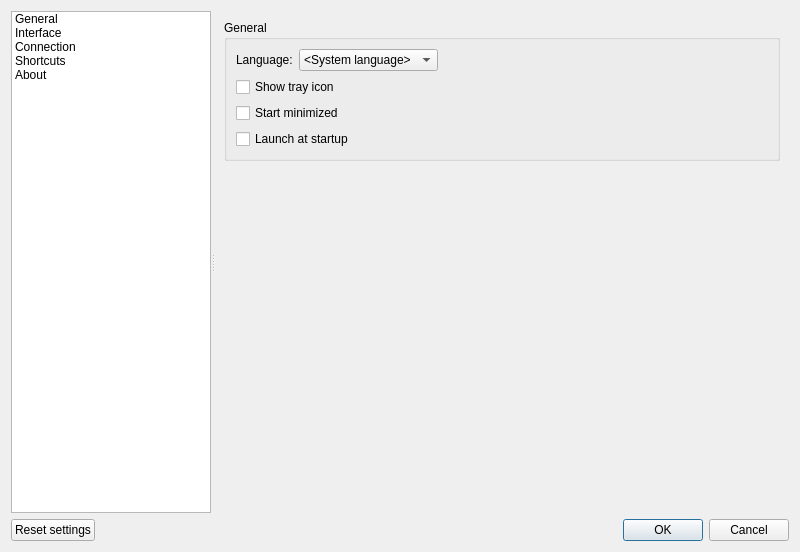
This is src/settingsdialog.ui in Shatur/orson as Qt 5 draws it before an edit. The edited form follows.
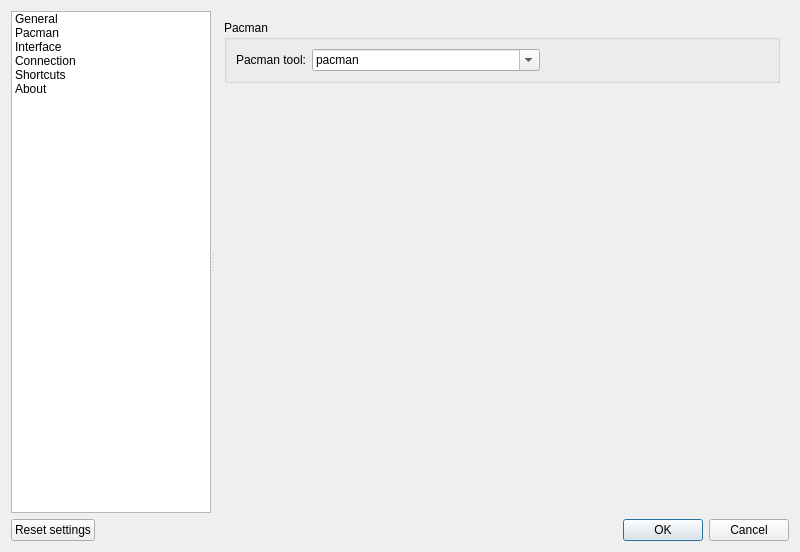
This is the edited form. The open tabs and pages were chosen to show the change. Icons and pictures are not drawn.

Commit message: Add ability to select pacman tool

```diff
--- a/src/settingsdialog.ui
+++ b/src/settingsdialog.ui
@@ -59,6 +59,15 @@
          <normaloff>.</normaloff>.</iconset>
        </property>
       </item>
+      <item>
+       <property name="text">
+        <string>Pacman</string>
+       </property>
+       <property name="icon">
+        <iconset theme="kapman">
+         <normaloff>.</normaloff>.</iconset>
+       </property>
+      </item>
       <item>
        <property name="text">
         <string>Interface</string>
@@ -186,6 +195,74 @@
         </item>
        </layout>
       </widget>
+      <widget class="QWidget" name="pacmanPage">
+       <layout class="QVBoxLayout" name="verticalLayout_8">
+        <item>
+         <widget class="QGroupBox" name="pacmanGroupBox">
+          <property name="title">
+           <string>Pacman</string>
+          </property>
+          <layout class="QVBoxLayout" name="verticalLayout_9">
+           <item>
+            <layout class="QHBoxLayout" name="pacmanToolLayout">
+             <item>
+              <widget class="QLabel" name="pacmanToolLabel">
+               <property name="text">
+                <string>Pacman tool:</string>
+               </property>
+              </widget>
+             </item>
+             <item>
+              <widget class="QComboBox" name="pacmanToolComboBox">
+               <property name="sizePolicy">
+                <sizepolicy hsizetype="MinimumExpanding" vsizetype="Fixed">
+                 <horstretch>0</horstretch>
+                 <verstretch>0</verstretch>
+                </sizepolicy>
+               </property>
+               <property name="editable">
+                <bool>true</bool>
+               </property>
+               <item>
+                <property name="text">
+                 <string>pacman</string>
+                </property>
+               </item>
+              </widget>
+             </item>
+             <item>
+              <spacer name="pacmanToolSpacer">
+               <property name="orientation">
+                <enum>Qt::Horizontal</enum>
+               </property>
+               <property name="sizeHint" stdset="0">
+                <size>
+                 <width>40</width>
+                 <height>20</height>
+                </size>
+               </property>
+              </spacer>
+             </item>
+            </layout>
+           </item>
+          </layout>
+         </widget>
+        </item>
+        <item>
+         <spacer name="pacmanSpacer">
+          <property name="orientation">
+           <enum>Qt::Vertical</enum>
+          </property>
+          <property name="sizeHint" stdset="0">
+           <size>
+            <width>20</width>
+            <height>40</height>
+           </size>
+          </property>
+         </spacer>
+        </item>
+       </layout>
+      </widget>
       <widget class="QWidget" name="interfacePage">
        <layout class="QVBoxLayout" name="verticalLayout_12">
         <item>
```
Left out of the diff: 9 changed lines with no effect on the pictures. The commit also changes 8 other files.
